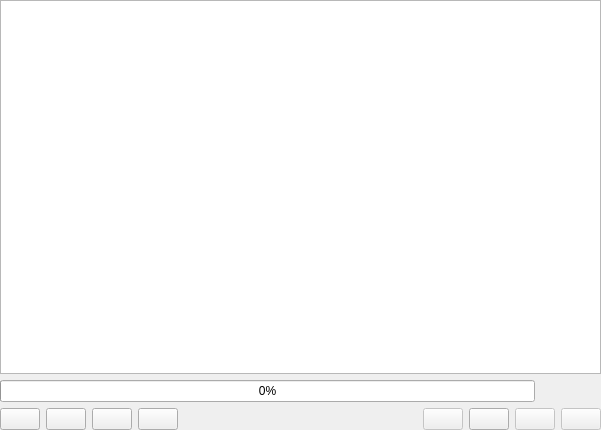
Before: the Qt Designer form SATIP-Client/scanwidget.ui in mgandi/SAT-IP-Tools, drawn with Qt 5.
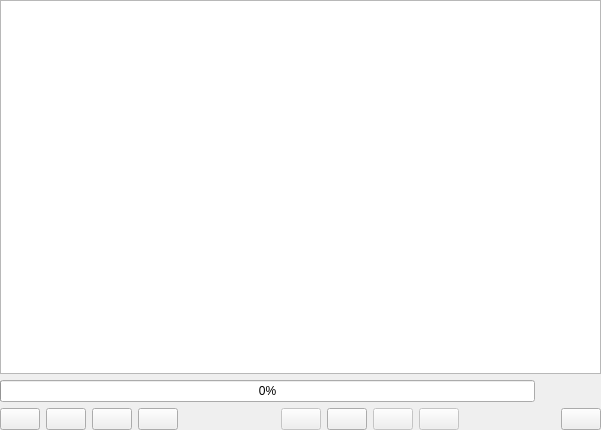
After: the same form once the commit is applied. Icons and pictures are not drawn. Custom widgets are drawn as their Qt base class.

Commit message: adding "add channel" in scan view.

```diff
--- a/SATIP-Client/scanwidget.ui
+++ b/SATIP-Client/scanwidget.ui
@@ -176,6 +176,30 @@
          </property>
         </widget>
        </item>
+       <item>
+        <spacer name="horizontalSpacer">
+         <property name="orientation">
+          <enum>Qt::Horizontal</enum>
+         </property>
+         <property name="sizeHint" stdset="0">
+          <size>
+           <width>40</width>
+           <height>20</height>
+          </size>
+         </property>
+        </spacer>
+       </item>
+       <item>
+        <widget class="QPushButton" name="addChannel">
+         <property name="text">
+          <string/>
+         </property>
+         <property name="icon">
+          <iconset resource="../resources.qrc">
+           <normaloff>:/images/ADD</normaloff>:/images/ADD</iconset>
+         </property>
+        </widget>
+       </item>
       </layout>
      </item>
     </layout>
```
The commit also changes 16 other files.
